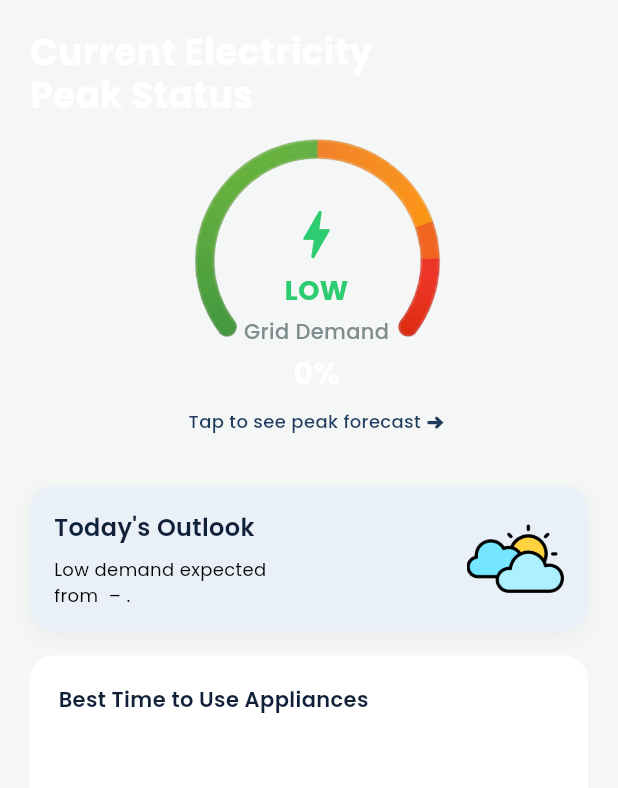
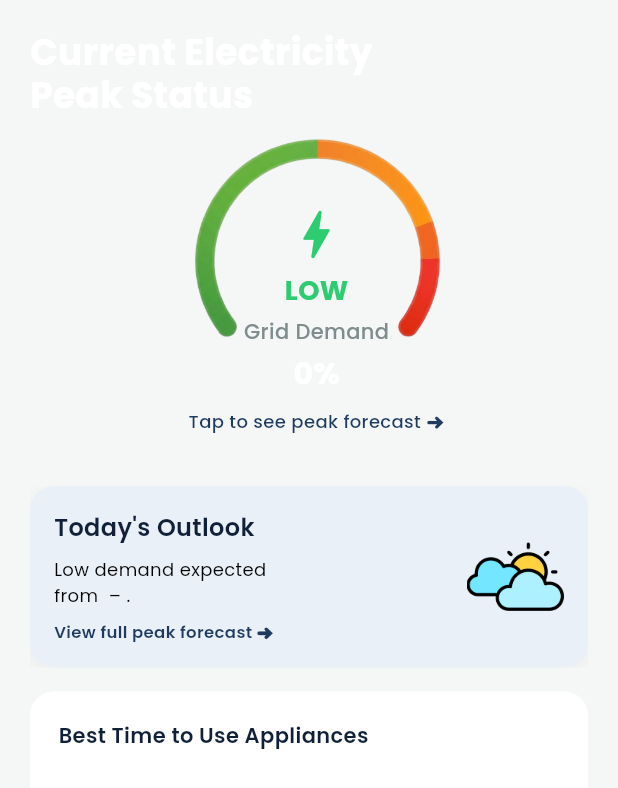
Before and after one commit to Noruwa-Kenneth/save_more, a Flutter app: the _HomeSuccessBody widget shown alone on an empty page, opened directly with empty values, on a phone screen of 412 x 824 dp. Shown: the top 788 px of the screen. Run offline on Flutter 3.47's test engine with Material 3 defaults, Android fonts, the light colour scheme and no system bars; our stand-ins replace dio, flutter_riverpod, font_awesome_flutter, google_fonts, shared_preferences; accounts and stored records are empty; network calls fail.

Commit message:
feat: Today's Outlook card opens Peak Forecast page

```diff
--- a/lib/features/home/screens/home_screen.dart
+++ b/lib/features/home/screens/home_screen.dart
@@ -19,6 +19,17 @@ class HomeScreen extends ConsumerWidget {
     if (hour < 12) return 'Good Morning';
     if (hour < 17) return 'Good Afternoon';
     return 'Good Evening';
+  }
+
+  void _openPeakForecast(BuildContext context) {
+    Navigator.push(
+      context,
+      MaterialPageRoute(
+        builder: (_) => PeakForecastPage(
+          onBack: () => Navigator.pop(context),
+        ),
+      ),
+    );
   }
 
   @override
@@ -151,7 +162,10 @@ class HomeScreen extends ConsumerWidget {
                 message: error.toString(),
                 onRetry: () => ref.invalidate(homeDashboardProvider),
               ),
-              data: (data) => _HomeSuccessBody(data: data),
+              data: (data) => _HomeSuccessBody(
+                data: data,
+                onOpenPeakForecast: () => _openPeakForecast(context),
+              ),
             ),
           ),
         ],
@@ -236,8 +250,12 @@ class _HomeErrorBody extends StatelessWidget {
 
 class _HomeSuccessBody extends StatelessWidget {
   final HomeDashboardData data;
+  final VoidCallback onOpenPeakForecast;
 
-  const _HomeSuccessBody({required this.data});
+  const _HomeSuccessBody({
+    required this.data,
+    required this.onOpenPeakForecast,
+  });
 
   @override
   Widget build(BuildContext context) {
@@ -265,16 +283,7 @@ class _HomeSuccessBody extends StatelessWidget {
                 percentage: prediction.score / 100,
                 statusText: prediction.statusText,
                 labelText: 'Grid Demand',
-                onTap: () {
-                  Navigator.push(
-                    context,
-                    MaterialPageRoute(
-                      builder: (_) => PeakForecastPage(
-                        onBack: () => Navigator.pop(context),
-                      ),
-                    ),
-                  );
-                },
+                onTap: onOpenPeakForecast,
               ),
             ),
             const SizedBox(height: 16),
@@ -282,6 +291,7 @@ class _HomeSuccessBody extends StatelessWidget {
               day: "Today's Outlook",
               timeRange: prediction.timeRange,
               demandLevel: prediction.demandText,
+              onTap: onOpenPeakForecast,
             ),
             const SizedBox(height: 16),
             GridStatusCard(
--- a/lib/features/home/widgets/prediction_card.dart
+++ b/lib/features/home/widgets/prediction_card.dart
@@ -1,4 +1,3 @@
-
 import 'package:flutter/material.dart';
 import 'package:save_more/theme.dart';
 
@@ -6,24 +5,28 @@ class PredictionCard extends StatelessWidget {
   final String day;
   final String timeRange;
   final String demandLevel;
+  final VoidCallback? onTap;
 
   const PredictionCard({
     super.key,
     required this.day,
     required this.timeRange,
     required this.demandLevel,
-
+    this.onTap,
   });
 
   @override
   Widget build(BuildContext context) {
-    return Container(
+    return Material(
+      color: Colors.transparent,
+      child: InkWell(
+        onTap: onTap,
+        borderRadius: BorderRadius.circular(16),
+        child: Ink(
           width: double.infinity,
-
           decoration: BoxDecoration(
             color: AppColors.softblue,
             borderRadius: BorderRadius.circular(16),
-
             boxShadow: [
               BoxShadow(
                 color: Colors.black.withValues(alpha: 0.04),
@@ -32,25 +35,15 @@ class PredictionCard extends StatelessWidget {
               ),
             ],
           ),
-
           child: Padding(
-        padding: const EdgeInsets.all(16.0),
-
+            padding: const EdgeInsets.all(16),
             child: Row(
               crossAxisAlignment: CrossAxisAlignment.center,
-
               children: [
-
-            // =====================================================
-            // LEFT: PREDICTION INFORMATION
-            // =====================================================
-
                 Expanded(
                   child: Column(
                     crossAxisAlignment: CrossAxisAlignment.start,
-
                     children: [
-
                       Text(
                         day,
                         style: const TextStyle(
@@ -59,27 +52,30 @@ class PredictionCard extends StatelessWidget {
                           color: AppColors.primaryNavy,
                         ),
                       ),
-
                       const SizedBox(height: 8),
-
                       Text(
-                    "$demandLevel expected\n"
-                    "from $timeRange.",
-                    style: TextStyle(
+                        '$demandLevel expected\nfrom $timeRange.',
+                        style: const TextStyle(
                           fontSize: 12,
-                      color: const Color.fromARGB(255, 3, 3, 3),
+                          color: Color.fromARGB(255, 3, 3, 3),
                           height: 1.4,
                         ),
                       ),
-
+                      if (onTap != null) ...[
+                        const SizedBox(height: 8),
+                        const Text(
+                          'View full peak forecast ➜',
+                          style: TextStyle(
+                            fontSize: 11,
+                            fontWeight: FontWeight.w600,
+                            color: AppColors.secondaryNavy,
+                          ),
+                        ),
+                      ],
                     ],
                   ),
                 ),
-
                 const SizedBox(width: 12),
-
-
-            // RIGHT: Cloud Image
                 Image.asset(
                   'assets/images/clouds-and-sun.png',
                   width: 65,
@@ -89,6 +85,8 @@ class PredictionCard extends StatelessWidget {
               ],
             ),
           ),
+        ),
+      ),
     );
   }
 }
```
Lines whose indentation alone changed are shown as unchanged.
